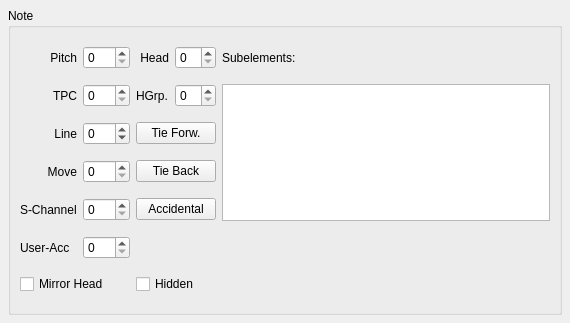
musescore/musescore-old, file mscore/mscore/note.ui: the form before one commit.
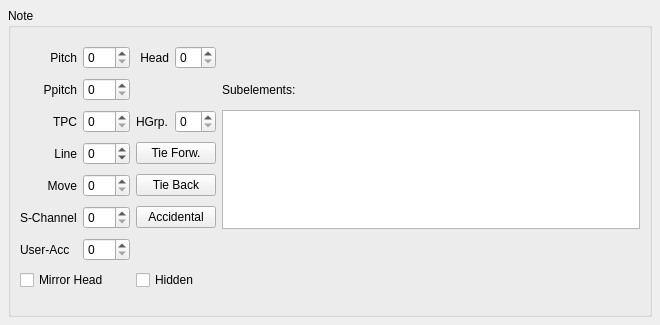
The form after the commit.

The edit to the form file:
```diff
--- a/mscore/mscore/note.ui
+++ b/mscore/mscore/note.ui
@@ -1,12 +1,12 @@
 <ui version="4.0" >
  <class>NoteBase</class>
- <widget class="QWidget" name="NoteBase" >
-  <property name="geometry" >
+ <widget class="QWidget" name="NoteBase">
+  <property name="geometry">
    <rect>
     <x>0</x>
     <y>0</y>
-    <width>570</width>
-    <height>323</height>
+    <width>660</width>
+    <height>325</height>
    </rect>
   </property>
   <property name="windowTitle" >
@@ -27,11 +27,14 @@
      <property name="flat" >
       <bool>true</bool>
      </property>
-     <layout class="QGridLayout" >
-      <item row="0" column="0" >
-       <widget class="QLabel" name="label" >
-        <property name="text" >
-         <string comment="do not translate" >Pitch</string>
+     <layout class="QGridLayout">
+      <property name="verticalSpacing">
+       <number>0</number>
+      </property>
+      <item row="0" column="0">
+       <widget class="QLabel" name="label">
+        <property name="text">
+         <string comment="do not translate">Pitch</string>
         </property>
         <property name="textFormat" >
          <enum>Qt::PlainText</enum>
@@ -68,36 +71,29 @@
         </property>
        </widget>
       </item>
-      <item row="0" column="4" >
-       <widget class="QLabel" name="label_10" >
-        <property name="text" >
-         <string comment="do not translate" >Subelements:</string>
+      <item row="2" column="0">
+       <widget class="QLabel" name="label_6">
+        <property name="text">
+         <string comment="do not translate">TPC</string>
         </property>
-       </widget>
-      </item>
-      <item row="1" column="0" >
-       <widget class="QLabel" name="label_6" >
-        <property name="text" >
-         <string comment="do not translate" >TPC</string>
-        </property>
-        <property name="alignment" >
+        <property name="alignment">
          <set>Qt::AlignRight|Qt::AlignTrailing|Qt::AlignVCenter</set>
         </property>
        </widget>
       </item>
-      <item row="1" column="1" >
-       <widget class="QSpinBox" name="tpc" />
+      <item row="2" column="1">
+       <widget class="QSpinBox" name="tpc"/>
       </item>
-      <item row="1" column="2" >
-       <widget class="QLabel" name="label_7" >
-        <property name="text" >
-         <string comment="do not translate" >HGrp.</string>
+      <item row="2" column="2">
+       <widget class="QLabel" name="label_7">
+        <property name="text">
+         <string comment="do not translate">HGrp.</string>
         </property>
        </widget>
       </item>
-      <item row="1" column="3" >
-       <widget class="QSpinBox" name="headGroup" >
-        <property name="toolTip" >
+      <item row="2" column="3">
+       <widget class="QSpinBox" name="headGroup">
+        <property name="toolTip">
          <string>note head group</string>
         </property>
         <property name="maximum" >
@@ -105,13 +101,13 @@
         </property>
        </widget>
       </item>
-      <item rowspan="4" row="1" column="4" >
-       <widget class="QListWidget" name="fingering" />
+      <item row="2" column="4" rowspan="4">
+       <widget class="QListWidget" name="fingering"/>
       </item>
-      <item row="2" column="0" >
-       <widget class="QLabel" name="label_3" >
-        <property name="text" >
-         <string comment="do not translate" >Line</string>
+      <item row="3" column="0">
+       <widget class="QLabel" name="label_3">
+        <property name="text">
+         <string comment="do not translate">Line</string>
         </property>
         <property name="textFormat" >
          <enum>Qt::PlainText</enum>
@@ -124,24 +120,24 @@
         </property>
        </widget>
       </item>
-      <item row="2" column="1" >
-       <widget class="QSpinBox" name="line" >
-        <property name="minimum" >
+      <item row="3" column="1">
+       <widget class="QSpinBox" name="line">
+        <property name="minimum">
          <number>-99</number>
         </property>
        </widget>
       </item>
-      <item row="2" column="2" colspan="2" >
-       <widget class="QPushButton" name="tieFor" >
-        <property name="text" >
-         <string comment="do not translate" >Tie Forw.</string>
+      <item row="3" column="2" colspan="2">
+       <widget class="QPushButton" name="tieFor">
+        <property name="text">
+         <string comment="do not translate">Tie Forw.</string>
         </property>
        </widget>
       </item>
-      <item row="3" column="0" >
-       <widget class="QLabel" name="label_4" >
-        <property name="text" >
-         <string comment="do not translate" >Move</string>
+      <item row="4" column="0">
+       <widget class="QLabel" name="label_4">
+        <property name="text">
+         <string comment="do not translate">Move</string>
         </property>
         <property name="textFormat" >
          <enum>Qt::PlainText</enum>
@@ -154,56 +150,80 @@
         </property>
        </widget>
       </item>
-      <item row="3" column="1" >
-       <widget class="QSpinBox" name="move" />
+      <item row="4" column="1">
+       <widget class="QSpinBox" name="move"/>
       </item>
-      <item row="3" column="2" colspan="2" >
-       <widget class="QPushButton" name="tieBack" >
-        <property name="text" >
-         <string comment="do not translate" >Tie Back</string>
+      <item row="4" column="2" colspan="2">
+       <widget class="QPushButton" name="tieBack">
+        <property name="text">
+         <string comment="do not translate">Tie Back</string>
         </property>
        </widget>
       </item>
-      <item row="4" column="2" colspan="2" >
-       <widget class="QPushButton" name="accidental" >
-        <property name="text" >
-         <string comment="do not translate" >Accidental</string>
+      <item row="5" column="2" colspan="2">
+       <widget class="QPushButton" name="accidental">
+        <property name="text">
+         <string comment="do not translate">Accidental</string>
         </property>
        </widget>
       </item>
-      <item row="6" column="0" colspan="2" >
-       <widget class="QCheckBox" name="mirror" >
-        <property name="text" >
-         <string comment="do not translate" >Mirror Head</string>
+      <item row="7" column="0" colspan="2">
+       <widget class="QCheckBox" name="mirror">
+        <property name="text">
+         <string comment="do not translate">Mirror Head</string>
         </property>
        </widget>
       </item>
-      <item row="4" column="0" >
-       <widget class="QLabel" name="label_5" >
-        <property name="text" >
-         <string comment="do not translate" >S-Channel</string>
+      <item row="5" column="0">
+       <widget class="QLabel" name="label_5">
+        <property name="text">
+         <string comment="do not translate">S-Channel</string>
         </property>
        </widget>
       </item>
-      <item row="4" column="1" >
-       <widget class="QSpinBox" name="subchannel" />
+      <item row="5" column="1">
+       <widget class="QSpinBox" name="subchannel"/>
       </item>
-      <item row="6" column="2" colspan="2" >
-       <widget class="QCheckBox" name="hidden" >
-        <property name="text" >
-         <string comment="do not translate" >Hidden</string>
+      <item row="7" column="2" colspan="2">
+       <widget class="QCheckBox" name="hidden">
+        <property name="text">
+         <string comment="do not translate">Hidden</string>
         </property>
        </widget>
       </item>
-      <item row="5" column="0" >
-       <widget class="QLabel" name="label_8" >
-        <property name="text" >
-         <string comment="do not translate" >User-Acc</string>
+      <item row="6" column="0">
+       <widget class="QLabel" name="label_8">
+        <property name="text">
+         <string comment="do not translate">User-Acc</string>
         </property>
        </widget>
       </item>
-      <item row="5" column="1" >
-       <widget class="QSpinBox" name="userAccidental" />
+      <item row="6" column="1">
+       <widget class="QSpinBox" name="userAccidental"/>
+      </item>
+      <item row="1" column="0">
+       <widget class="QLabel" name="label_9">
+        <property name="text">
+         <string>Ppitch</string>
+        </property>
+        <property name="alignment">
+         <set>Qt::AlignRight|Qt::AlignTrailing|Qt::AlignVCenter</set>
+        </property>
+       </widget>
+      </item>
+      <item row="1" column="4">
+       <widget class="QLabel" name="label_10">
+        <property name="text">
+         <string comment="do not translate">Subelements:</string>
+        </property>
+       </widget>
+      </item>
+      <item row="1" column="1">
+       <widget class="QSpinBox" name="ppitch">
+        <property name="maximum">
+         <number>127</number>
+        </property>
+       </widget>
       </item>
      </layout>
     </widget>
```
Left out of the diff: 61 changed lines with no effect on the pictures.
